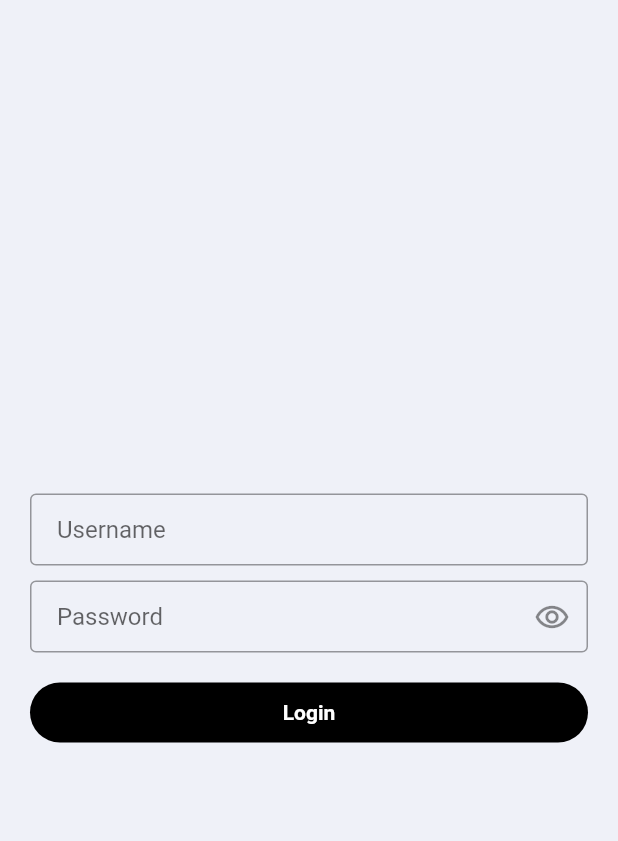
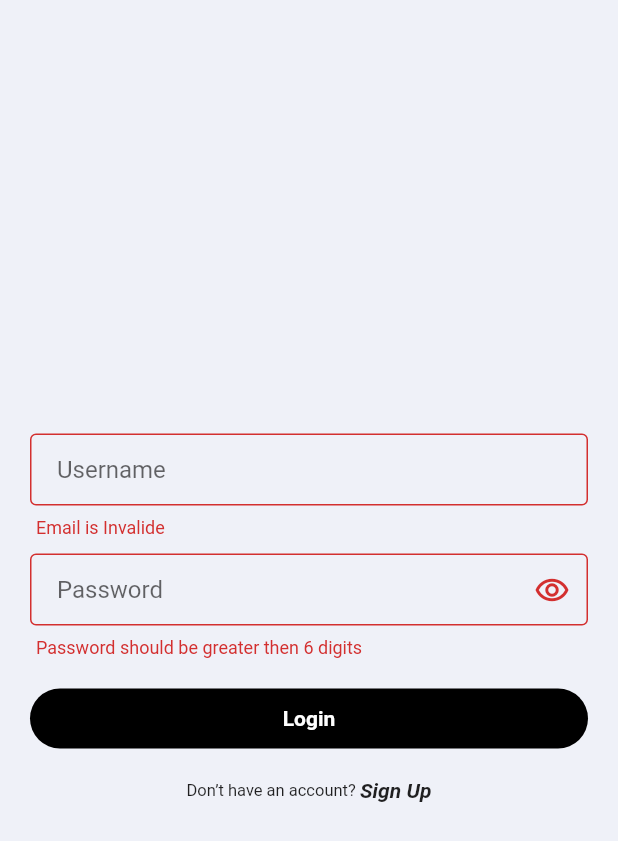
Before and after one commit to askabdulhaseeb/inventory-system, a Flutter app: the screen it shows after launch, after a tap on "Login", on a phone screen of 412 x 824 dp. Shown: the top 841 px of the screen. Run offline on Flutter 3.47's test engine with Material 2 defaults, Android fonts, the phone set to English and light mode, and no system bars; our stand-ins replace cloud_firestore, firebase_auth, firebase_core, fluttertoast, font_awesome_flutter, shared_preferences; accounts and stored records are empty.

Commit message:
Login & Signup with firebase and formate some files for reusability

```diff
--- a/lib/main.dart
+++ b/lib/main.dart
@@ -2,7 +2,8 @@ import 'package:firebase_core/firebase_core.dart';
 import 'package:flutter/material.dart';
 import 'database/user_local_data.dart';
 import 'screens/addProductScreen/add_product_screen.dart';
-import 'screens/loginScreen/login_screen.dart';
+import 'screens/auth/loginScreen/login_screen.dart';
+import 'screens/auth/signupScreen/signup_screen.dart';
 import 'screens/searchScreen/search_screen.dart';
 
 Future<void> main() async {
@@ -18,11 +19,14 @@ class MyApp extends StatelessWidget {
     return MaterialApp(
       title: 'Inventory System',
       theme: ThemeData(
-        primarySwatch: Colors.blue,
+        primarySwatch: Colors.grey,
       ),
-      home: LoginScreen(),
+      home: (UserLocalData?.getUID() != null && UserLocalData?.getUID() != '')
+          ? SearchProductScreen()
+          : LoginScreen(),
       routes: {
         LoginScreen.routeName: (ctx) => LoginScreen(),
+        SignupScreen.routeName: (ctx) => SignupScreen(),
         SearchProductScreen.routeName: (ctx) => SearchProductScreen(),
         AddProductScreen.routeName: (ctx) => AddProductScreen(),
       },
--- /dev/null
+++ b/lib/screens/auth/loginScreen/login_button.dart
@@ -0,0 +1,56 @@
+import 'package:firebase_auth/firebase_auth.dart';
+import 'package:flutter/material.dart';
+import 'package:inventory_app/database/auth_methods.dart';
+import 'package:inventory_app/screens/addProductScreen/add_product_screen.dart';
+import 'package:inventory_app/screens/searchScreen/search_screen.dart';
+import 'package:inventory_app/utils/show_loading.dart';
+
+class LoginButton extends StatelessWidget {
+  final TextEditingController username;
+  final TextEditingController password;
+  final GlobalKey<FormState> globalKey;
+  const LoginButton({
+    @required this.username,
+    @required this.password,
+    @required this.globalKey,
+    Key key,
+  }) : super(key: key);
+
+  @override
+  Widget build(BuildContext context) {
+    return GestureDetector(
+      onTap: () async {
+        if (globalKey.currentState.validate()) {
+          showLoadingDislog(context);
+          final User _user = await AuthMethods().loginWithEmailAndPassword(
+            username.text,
+            password.text,
+          );
+          Navigator.of(context).pop();
+          if (_user != null) {
+            Navigator.of(context).pushNamedAndRemoveUntil(
+              SearchProductScreen.routeName,
+              (route) => false,
+            );
+          }
+        }
+      },
+      child: Container(
+        width: double.infinity,
+        height: 40,
+        alignment: Alignment.center,
+        decoration: BoxDecoration(
+          borderRadius: BorderRadius.circular(20),
+          color: Colors.black,
+        ),
+        child: const Text(
+          'Login',
+          style: TextStyle(
+            color: Colors.white,
+            fontWeight: FontWeight.bold,
+          ),
+        ),
+      ),
+    );
+  }
+}
--- /dev/null
+++ b/lib/screens/auth/loginScreen/login_screen.dart
@@ -0,0 +1,47 @@
+import 'package:flutter/material.dart';
+import 'package:inventory_app/screens/auth/loginScreen/signup_line.dart';
+import '../widgets/email_text_form_field.dart';
+import '../widgets/password_text_form_field.dart';
+import 'login_button.dart';
+
+class LoginScreen extends StatefulWidget {
+  static const routeName = '/LoginScreen';
+  @override
+  _LoginScreenState createState() => _LoginScreenState();
+}
+
+class _LoginScreenState extends State<LoginScreen> {
+  final TextEditingController _username = TextEditingController();
+  final TextEditingController _password = TextEditingController();
+  final GlobalKey<FormState> _globalKey = GlobalKey<FormState>();
+
+  @override
+  Widget build(BuildContext context) {
+    return Scaffold(
+      backgroundColor: const Color(0xFFEFF1F8),
+      resizeToAvoidBottomInset: true,
+      body: Padding(
+        padding: const EdgeInsets.all(20),
+        child: Form(
+          key: _globalKey,
+          child: Column(
+            mainAxisAlignment: MainAxisAlignment.center,
+            children: [
+              UsernameTextFormField(username: _username),
+              const SizedBox(height: 10),
+              PasswordTextFormField(password: _password),
+              const SizedBox(height: 20),
+              LoginButton(
+                globalKey: _globalKey,
+                username: _username,
+                password: _password,
+              ),
+              const SizedBox(height: 20),
+              SignUpLine(),
+            ],
+          ),
+        ),
+      ),
+    );
+  }
+}
--- /dev/null
+++ b/lib/screens/auth/loginScreen/signup_line.dart
@@ -0,0 +1,31 @@
+import 'package:flutter/material.dart';
+import '../signupScreen/signup_screen.dart';
+
+class SignUpLine extends StatelessWidget {
+  @override
+  Widget build(BuildContext context) {
+    return Row(
+      mainAxisAlignment: MainAxisAlignment.center,
+      children: [
+        const Text(
+          'Don’t have an account? ',
+          style: TextStyle(
+            fontSize: 11,
+          ),
+        ),
+        GestureDetector(
+          onTap: () {
+            Navigator.of(context).pushNamed(SignupScreen.routeName);
+          },
+          child: const Text(
+            'Sign Up',
+            style: TextStyle(
+              fontWeight: FontWeight.bold,
+              fontStyle: FontStyle.italic,
+            ),
+          ),
+        ),
+      ],
+    );
+  }
+}
--- /dev/null
+++ b/lib/screens/auth/widgets/email_text_form_field.dart
@@ -0,0 +1,51 @@
+import 'package:flutter/material.dart';
+
+class UsernameTextFormField extends StatefulWidget {
+  const UsernameTextFormField({
+    Key key,
+    @required TextEditingController username,
+  })  : _username = username,
+        super(key: key);
+  final TextEditingController _username;
+  @override
+  _UsernameTextFormFieldState createState() => _UsernameTextFormFieldState();
+}
+
+class _UsernameTextFormFieldState extends State<UsernameTextFormField> {
+  void _onListener() => setState(() {});
+  @override
+  void initState() {
+    widget._username.addListener(_onListener);
+    super.initState();
+  }
+
+  @override
+  Widget build(BuildContext context) {
+    return TextFormField(
+      controller: widget._username,
+      textInputAction: TextInputAction.next,
+      keyboardType: TextInputType.emailAddress,
+      validator: (value) {
+        if (!RegExp(
+                r"^[a-zA-Z0-9.a-zA-Z0-9.!#$%&'*+-/=?^_`{|}~]+@[a-zA-Z0-9]+\.[a-zA-Z]+")
+            .hasMatch(value)) {
+          return 'Email is Invalide';
+        }
+        return null;
+      },
+      decoration: InputDecoration(
+        contentPadding: const EdgeInsets.all(4),
+        fillColor: Colors.white,
+        prefix: const SizedBox(width: 14),
+        hintText: 'Username',
+        suffixIcon: (widget._username.text.isEmpty)
+            ? const SizedBox()
+            : IconButton(
+                icon: const Icon(Icons.close_rounded),
+                onPressed: () => widget._username.clear(),
+              ),
+        border: const OutlineInputBorder(),
+      ),
+    );
+  }
+}
--- /dev/null
+++ b/lib/screens/auth/widgets/password_text_form_field.dart
@@ -0,0 +1,57 @@
+import 'package:flutter/material.dart';
+
+class PasswordTextFormField extends StatefulWidget {
+  const PasswordTextFormField({
+    Key key,
+    @required TextEditingController password,
+  })  : _password = password,
+        super(key: key);
+  final TextEditingController _password;
+  @override
+  _PasswordTextFormFieldState createState() => _PasswordTextFormFieldState();
+}
+
+class _PasswordTextFormFieldState extends State<PasswordTextFormField> {
+  void _onListener() => setState(() {});
+  bool _showPassword = true;
+  @override
+  void initState() {
+    widget._password.addListener(_onListener);
+    _showPassword = true;
+    super.initState();
+  }
+
+  @override
+  Widget build(BuildContext context) {
+    return TextFormField(
+      controller: widget._password,
+      textInputAction: TextInputAction.done,
+      keyboardType: TextInputType.visiblePassword,
+      obscureText: _showPassword,
+      validator: (value) {
+        if (value.length < 6) return 'Password should be greater then 6 digits';
+        return null;
+      },
+      decoration: InputDecoration(
+        contentPadding: const EdgeInsets.all(4),
+        fillColor: Colors.white,
+        prefix: const SizedBox(width: 14),
+        hintText: 'Password',
+        suffixIcon: (_showPassword == true)
+            ? IconButton(
+                icon: const Icon(Icons.remove_red_eye_outlined),
+                onPressed: () => setState(() {
+                  _showPassword = false;
+                }),
+              )
+            : IconButton(
+                icon: const Icon(Icons.remove_red_eye),
+                onPressed: () => setState(() {
+                  _showPassword = true;
+                }),
+              ),
+        border: const OutlineInputBorder(),
+      ),
+    );
+  }
+}
--- a/lib/screens/loginScreen/login_screen.dart
+++ /dev/null
@@ -1,174 +0,0 @@
-import 'package:flutter/material.dart';
-
-class LoginScreen extends StatefulWidget {
-  static const routeName = '/LoginScreen';
-  @override
-  _LoginScreenState createState() => _LoginScreenState();
-}
-
-class _LoginScreenState extends State<LoginScreen> {
-  final TextEditingController _username = TextEditingController();
-  final TextEditingController _password = TextEditingController();
-  final GlobalKey<FormState> _globalKey = GlobalKey<FormState>();
-
-  @override
-  Widget build(BuildContext context) {
-    return Scaffold(
-      backgroundColor: const Color(0xFFEFF1F8),
-      resizeToAvoidBottomInset: true,
-      body: Padding(
-        padding: const EdgeInsets.all(20),
-        child: Form(
-          key: _globalKey,
-          child: Column(
-            mainAxisAlignment: MainAxisAlignment.center,
-            children: [
-              UsernameTextFormField(username: _username),
-              const SizedBox(height: 10),
-              PasswordTextFormField(password: _password),
-              const SizedBox(height: 20),
-              LoginButton(
-                globalKey: _globalKey,
-                username: _username,
-                password: _password,
-              ),
-            ],
-          ),
-        ),
-      ),
-    );
-  }
-}
-
-class LoginButton extends StatelessWidget {
-  final TextEditingController username;
-  final TextEditingController password;
-  final GlobalKey<FormState> globalKey;
-  const LoginButton({
-    @required this.username,
-    @required this.password,
-    @required this.globalKey,
-    Key key,
-  }) : super(key: key);
-
-  @override
-  Widget build(BuildContext context) {
-    return GestureDetector(
-      onTap: () {
-        if (globalKey.currentState.validate()) {
-          // Login
-        }
-      },
-      child: Container(
-        width: double.infinity,
-        height: 40,
-        alignment: Alignment.center,
-        decoration: BoxDecoration(
-          borderRadius: BorderRadius.circular(20),
-          color: Colors.black,
-        ),
-        child: const Text(
-          'Login',
-          style: TextStyle(
-            color: Colors.white,
-            fontWeight: FontWeight.bold,
-          ),
-        ),
-      ),
-    );
-  }
-}
-
-class PasswordTextFormField extends StatefulWidget {
-  const PasswordTextFormField({
-    Key key,
-    @required TextEditingController password,
-  })  : _password = password,
-        super(key: key);
-  final TextEditingController _password;
-  @override
-  _PasswordTextFormFieldState createState() => _PasswordTextFormFieldState();
-}
-
-class _PasswordTextFormFieldState extends State<PasswordTextFormField> {
-  void _onListener() => setState(() {});
-  bool _showPassword = true;
-  @override
-  void initState() {
-    widget._password.addListener(_onListener);
-    _showPassword = true;
-    super.initState();
-  }
-
-  @override
-  Widget build(BuildContext context) {
-    return TextFormField(
-      controller: widget._password,
-      textInputAction: TextInputAction.done,
-      keyboardType: TextInputType.visiblePassword,
-      obscureText: _showPassword,
-      decoration: InputDecoration(
-        contentPadding: const EdgeInsets.all(4),
-        fillColor: Colors.white,
-        prefix: const SizedBox(width: 14),
-        hintText: 'Password',
-        suffixIcon: (_showPassword == true)
-            ? IconButton(
-                icon: const Icon(Icons.remove_red_eye_outlined),
-                onPressed: () => setState(() {
-                  _showPassword = false;
-                }),
-              )
-            : IconButton(
-                icon: const Icon(Icons.remove_red_eye),
-                onPressed: () => setState(() {
-                  _showPassword = true;
-                }),
-              ),
-        border: const OutlineInputBorder(),
-      ),
-    );
-  }
-}
-
-class UsernameTextFormField extends StatefulWidget {
-  const UsernameTextFormField({
-    Key key,
-    @required TextEditingController username,
-  })  : _username = username,
-        super(key: key);
-  final TextEditingController _username;
-  @override
-  _UsernameTextFormFieldState createState() => _UsernameTextFormFieldState();
-}
-
-class _UsernameTextFormFieldState extends State<UsernameTextFormField> {
-  void _onListener() => setState(() {});
-  @override
-  void initState() {
-    widget._username.addListener(_onListener);
-    super.initState();
-  }
-
-  @override
-  Widget build(BuildContext context) {
-    return TextFormField(
-      controller: widget._username,
-      textInputAction: TextInputAction.next,
-      keyboardType: TextInputType.emailAddress,
-      decoration: InputDecoration(
-        contentPadding: const EdgeInsets.all(4),
-        fillColor: Colors.white,
-        prefix: const SizedBox(width: 14),
-        hintText: 'Username',
-        suffixIcon: (widget._username.text.isEmpty)
-            ? const SizedBox()
-            : IconButton(
-                icon: const Icon(Icons.close_rounded),
-                onPressed: () => widget._username.clear(),
-              ),
-        border: const OutlineInputBorder(),
-      ),
-    );
-  }
-}
```
Also changed, not shown: lib/screens/auth/signupScreen/login_line.dart (added, +31 -0 lines), lib/screens/auth/signupScreen/signup_button.dart (added, +51 -0 lines), lib/screens/auth/signupScreen/signup_screen.dart (added, +52 -0 lines), lib/screens/auth/widgets/name_text_form_field.dart (added, +49 -0 lines), lib/screens/searchScreen/search_screen.dart (+4 -29 lines), lib/screens/widgets/barcode_icon_button.dart (added, +25 -0 lines), lib/screens/widgets/search_text_form_field.dart (added, +44 -0 lines).
